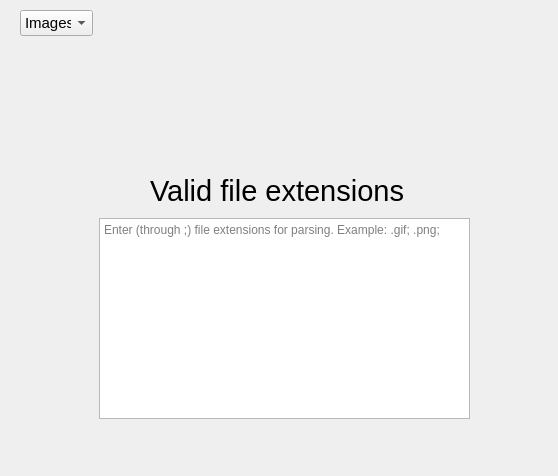
laindash/LainMediaFileParser, file LMFP/settings.ui: the form before one commit.
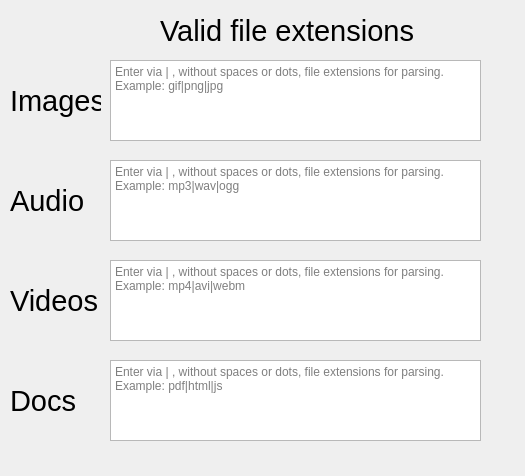
The form after the commit.

The edit to the form file:
```diff
--- a/LMFP/settings.ui
+++ b/LMFP/settings.ui
@@ -6,7 +6,7 @@
    <rect>
     <x>0</x>
     <y>0</y>
-    <width>558</width>
+    <width>525</width>
     <height>476</height>
    </rect>
   </property>
@@ -14,57 +14,11 @@
    <string>Settings</string>
   </property>
   <widget class="QWidget" name="centralWidget">
-   <widget class="QComboBox" name="mediatoolsChoice">
-    <property name="geometry">
-     <rect>
-      <x>20</x>
-      <y>10</y>
-      <width>73</width>
-      <height>26</height>
-     </rect>
-    </property>
-    <property name="sizePolicy">
-     <sizepolicy hsizetype="Preferred" vsizetype="Fixed">
-      <horstretch>0</horstretch>
-      <verstretch>0</verstretch>
-     </sizepolicy>
-    </property>
-    <property name="font">
-     <font>
-      <pointsize>11</pointsize>
-      <italic>false</italic>
-      <bold>false</bold>
-      <underline>false</underline>
-      <strikeout>false</strikeout>
-      <kerning>true</kerning>
-     </font>
-    </property>
-    <item>
-     <property name="text">
-      <string>Images</string>
-     </property>
-    </item>
-    <item>
-     <property name="text">
-      <string>Audio</string>
-     </property>
-    </item>
-    <item>
-     <property name="text">
-      <string>Videos</string>
-     </property>
-    </item>
-    <item>
-     <property name="text">
-      <string>Docs</string>
-     </property>
-    </item>
-   </widget>
    <widget class="QLabel" name="label">
     <property name="geometry">
      <rect>
-      <x>150</x>
-      <y>170</y>
+      <x>160</x>
+      <y>10</y>
       <width>261</width>
       <height>41</height>
      </rect>
@@ -81,10 +35,10 @@
    <widget class="QPlainTextEdit" name="validExtensions">
     <property name="geometry">
      <rect>
-      <x>99</x>
-      <y>218</y>
+      <x>110</x>
+      <y>160</y>
       <width>371</width>
-      <height>201</height>
+      <height>81</height>
      </rect>
     </property>
     <property name="backgroundVisible">
@@ -94,7 +48,139 @@
      <bool>false</bool>
     </property>
     <property name="placeholderText">
-     <string>Enter (through ;) file extensions for parsing. Example: .gif; .png;</string>
+     <string>Enter via | , without spaces or dots, file extensions for parsing. Example: mp3|wav|ogg</string>
+    </property>
+   </widget>
+   <widget class="QPlainTextEdit" name="imagesExt">
+    <property name="geometry">
+     <rect>
+      <x>110</x>
+      <y>60</y>
+      <width>371</width>
+      <height>81</height>
+     </rect>
+    </property>
+    <property name="autoFillBackground">
+     <bool>false</bool>
+    </property>
+    <property name="backgroundVisible">
+     <bool>false</bool>
+    </property>
+    <property name="centerOnScroll">
+     <bool>false</bool>
+    </property>
+    <property name="placeholderText">
+     <string>Enter via | , without spaces or dots, file extensions for parsing. Example: gif|png|jpg</string>
+    </property>
+   </widget>
+   <widget class="QPlainTextEdit" name="videosExt">
+    <property name="geometry">
+     <rect>
+      <x>110</x>
+      <y>260</y>
+      <width>371</width>
+      <height>81</height>
+     </rect>
+    </property>
+    <property name="backgroundVisible">
+     <bool>false</bool>
+    </property>
+    <property name="centerOnScroll">
+     <bool>false</bool>
+    </property>
+    <property name="placeholderText">
+     <string>Enter via | , without spaces or dots, file extensions for parsing. Example: mp4|avi|webm</string>
+    </property>
+   </widget>
+   <widget class="QPlainTextEdit" name="docsExt">
+    <property name="geometry">
+     <rect>
+      <x>110</x>
+      <y>360</y>
+      <width>371</width>
+      <height>81</height>
+     </rect>
+    </property>
+    <property name="backgroundVisible">
+     <bool>false</bool>
+    </property>
+    <property name="centerOnScroll">
+     <bool>false</bool>
+    </property>
+    <property name="placeholderText">
+     <string>Enter via | , without spaces or dots, file extensions for parsing. Example: pdf|html|js</string>
+    </property>
+   </widget>
+   <widget class="QLabel" name="label_2">
+    <property name="geometry">
+     <rect>
+      <x>10</x>
+      <y>80</y>
+      <width>91</width>
+      <height>41</height>
+     </rect>
+    </property>
+    <property name="font">
+     <font>
+      <pointsize>22</pointsize>
+     </font>
+    </property>
+    <property name="text">
+     <string>Images</string>
+    </property>
+   </widget>
+   <widget class="QLabel" name="label_3">
+    <property name="geometry">
+     <rect>
+      <x>10</x>
+      <y>180</y>
+      <width>91</width>
+      <height>41</height>
+     </rect>
+    </property>
+    <property name="font">
+     <font>
+      <pointsize>22</pointsize>
+     </font>
+    </property>
+    <property name="text">
+     <string>Audio</string>
+    </property>
+   </widget>
+   <widget class="QLabel" name="label_4">
+    <property name="geometry">
+     <rect>
+      <x>10</x>
+      <y>280</y>
+      <width>91</width>
+      <height>41</height>
+     </rect>
+    </property>
+    <property name="font">
+     <font>
+      <pointsize>22</pointsize>
+     </font>
+    </property>
+    <property name="text">
+     <string>Videos</string>
+    </property>
+   </widget>
+   <widget class="QLabel" name="label_5">
+    <property name="geometry">
+     <rect>
+      <x>10</x>
+      <y>380</y>
+      <width>71</width>
+      <height>41</height>
+     </rect>
+    </property>
+    <property name="font">
+     <font>
+      <pointsize>22</pointsize>
+     </font>
+    </property>
+    <property name="text">
+     <string>Docs</string>
     </property>
    </widget>
   </widget>
```
Left out of the diff: 2 changed lines with no effect on the pictures.
